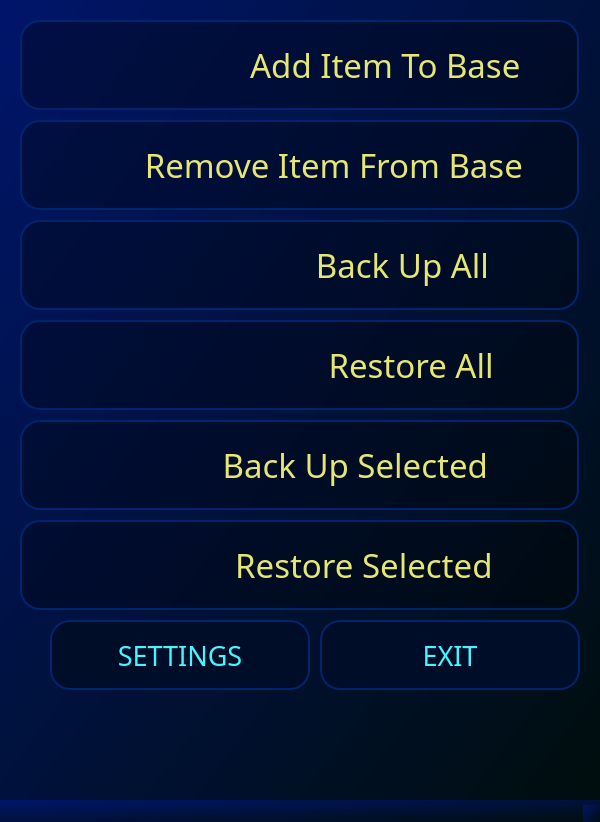
This is ui/ui_MainWindow.ui in il721/EasyBack as Qt 5 draws it before an edit. The edited form follows.
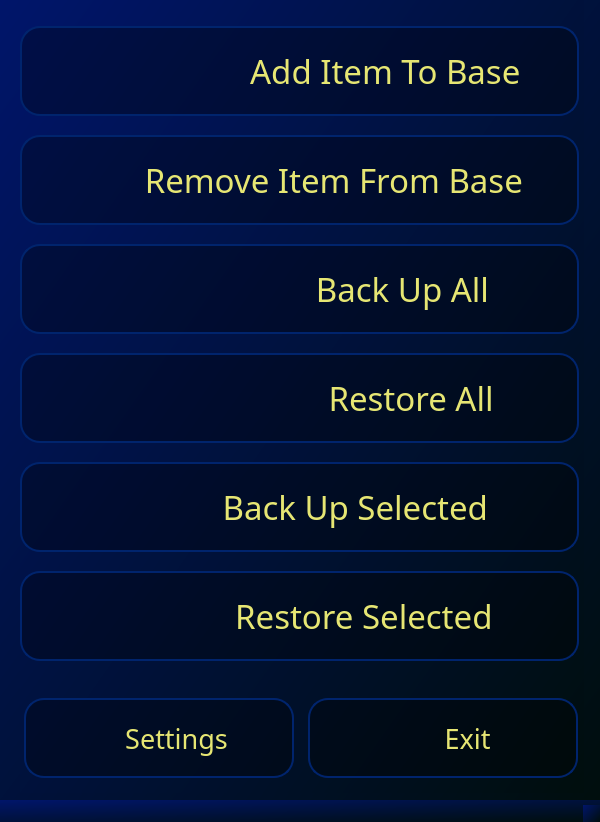
This is the edited form. Icons and pictures are not drawn.

Patch:
```diff
--- a/ui/ui_MainWindow.ui
+++ b/ui/ui_MainWindow.ui
@@ -47,6 +47,10 @@
 border: 2px solid;
 background-color: rgba(4, 7, 208, 100);
 border-color: rgb(170, 170 ,170);
+}
+
+page {
+background-color: qlineargradient(spread:pad, x1:0, y1:0, x2:1, y2:1, stop:0 rgba(0, 21, 106, 255), stop:1 rgba(0, 14, 13, 255));
 }</string>
   </property>
   <widget class="QWidget" name="centralwidget">
@@ -65,76 +69,24 @@
    <property name="styleSheet">
     <string notr="true"/>
    </property>
-   <widget class="QPushButton" name="backup_all">
-    <property name="enabled">
-     <bool>true</bool>
-    </property>
+   <widget class="QWidget" name="layoutWidget">
     <property name="geometry">
      <rect>
       <x>20</x>
-      <y>220</y>
-      <width>559</width>
-      <height>90</height>
+      <y>-10</y>
+      <width>564</width>
+      <height>803</height>
      </rect>
     </property>
-    <property name="sizePolicy">
-     <sizepolicy hsizetype="Maximum" vsizetype="Maximum">
-      <horstretch>0</horstretch>
-      <verstretch>0</verstretch>
-     </sizepolicy>
-    </property>
-    <property name="minimumSize">
-     <size>
-      <width>559</width>
-      <height>90</height>
-     </size>
-    </property>
-    <property name="maximumSize">
-     <size>
-      <width>559</width>
-      <height>45</height>
-     </size>
-    </property>
-    <property name="font">
-     <font>
-      <family>Lexend Light</family>
-      <pointsize>25</pointsize>
-      <italic>false</italic>
-      <bold>false</bold>
-     </font>
-    </property>
-    <property name="layoutDirection">
-     <enum>Qt::LeftToRight</enum>
-    </property>
-    <property name="styleSheet">
-     <string notr="true"/>
-    </property>
-    <property name="text">
-     <string>                        Back Up All</string>
-    </property>
-    <property name="icon">
-     <iconset resource="main_rc_rc.qrc">
-      <normaloff>:/icons/icons/safe_in_all.svg</normaloff>:/icons/icons/safe_in_all.svg</iconset>
-    </property>
-    <property name="iconSize">
-     <size>
-      <width>115</width>
-      <height>115</height>
-     </size>
-    </property>
-   </widget>
+    <layout class="QVBoxLayout" name="verticalLayout_2">
+     <property name="spacing">
+      <number>5</number>
+     </property>
+     <item>
    <widget class="QPushButton" name="add_item">
     <property name="enabled">
      <bool>true</bool>
     </property>
-    <property name="geometry">
-     <rect>
-      <x>20</x>
-      <y>20</y>
-      <width>559</width>
-      <height>90</height>
-     </rect>
-    </property>
     <property name="sizePolicy">
      <sizepolicy hsizetype="Maximum" vsizetype="Maximum">
       <horstretch>0</horstretch>
@@ -181,18 +133,12 @@
      </size>
     </property>
    </widget>
+     </item>
+     <item>
    <widget class="QPushButton" name="remove_item">
     <property name="enabled">
      <bool>true</bool>
     </property>
-    <property name="geometry">
-     <rect>
-      <x>20</x>
-      <y>120</y>
-      <width>559</width>
-      <height>90</height>
-     </rect>
-    </property>
     <property name="sizePolicy">
      <sizepolicy hsizetype="Maximum" vsizetype="Maximum">
       <horstretch>0</horstretch>
@@ -239,18 +185,64 @@
      </size>
     </property>
    </widget>
+     </item>
+     <item>
+      <widget class="QPushButton" name="backup_all">
+       <property name="enabled">
+        <bool>true</bool>
+       </property>
+       <property name="sizePolicy">
+        <sizepolicy hsizetype="Maximum" vsizetype="Maximum">
+         <horstretch>0</horstretch>
+         <verstretch>0</verstretch>
+        </sizepolicy>
+       </property>
+       <property name="minimumSize">
+        <size>
+         <width>559</width>
+         <height>90</height>
+        </size>
+       </property>
+       <property name="maximumSize">
+        <size>
+         <width>559</width>
+         <height>45</height>
+        </size>
+       </property>
+       <property name="font">
+        <font>
+         <family>Lexend Light</family>
+         <pointsize>25</pointsize>
+         <italic>false</italic>
+         <bold>false</bold>
+        </font>
+       </property>
+       <property name="layoutDirection">
+        <enum>Qt::LeftToRight</enum>
+       </property>
+       <property name="styleSheet">
+        <string notr="true"/>
+       </property>
+       <property name="text">
+        <string>                        Back Up All</string>
+       </property>
+       <property name="icon">
+        <iconset resource="main_rc.qrc">
+         <normaloff>:/icons/icons/safe_in_all.svg</normaloff>:/icons/icons/safe_in_all.svg</iconset>
+       </property>
+       <property name="iconSize">
+        <size>
+         <width>115</width>
+         <height>115</height>
+        </size>
+       </property>
+      </widget>
+     </item>
+     <item>
    <widget class="QPushButton" name="restore_all">
     <property name="enabled">
      <bool>true</bool>
     </property>
-    <property name="geometry">
-     <rect>
-      <x>20</x>
-      <y>320</y>
-      <width>559</width>
-      <height>90</height>
-     </rect>
-    </property>
     <property name="sizePolicy">
      <sizepolicy hsizetype="Maximum" vsizetype="Maximum">
       <horstretch>0</horstretch>
@@ -297,194 +289,12 @@
      </size>
     </property>
    </widget>
-   <widget class="QPushButton" name="settings">
-    <property name="enabled">
-     <bool>true</bool>
-    </property>
-    <property name="geometry">
-     <rect>
-      <x>50</x>
-      <y>620</y>
-      <width>260</width>
-      <height>70</height>
-     </rect>
-    </property>
-    <property name="sizePolicy">
-     <sizepolicy hsizetype="Maximum" vsizetype="Maximum">
-      <horstretch>0</horstretch>
-      <verstretch>0</verstretch>
-     </sizepolicy>
-    </property>
-    <property name="minimumSize">
-     <size>
-      <width>260</width>
-      <height>70</height>
-     </size>
-    </property>
-    <property name="maximumSize">
-     <size>
-      <width>260</width>
-      <height>70</height>
-     </size>
-    </property>
-    <property name="font">
-     <font>
-      <family>Lexend Light</family>
-      <pointsize>20</pointsize>
-      <italic>false</italic>
-      <bold>false</bold>
-     </font>
-    </property>
-    <property name="layoutDirection">
-     <enum>Qt::LeftToRight</enum>
-    </property>
-    <property name="styleSheet">
-     <string notr="true">border: 2px solid rgb(0, 36, 109);
-color: rgb(69, 246, 255);
-
-background-color: rgb(0, 13, 40);
-border-color: rgb(0, 36, 109);
-border-radius: 20px;</string>
-    </property>
-    <property name="text">
-     <string>SETTINGS</string>
-    </property>
-    <property name="iconSize">
-     <size>
-      <width>42</width>
-      <height>42</height>
-     </size>
-    </property>
-   </widget>
-   <widget class="QPushButton" name="exit">
-    <property name="enabled">
-     <bool>true</bool>
-    </property>
-    <property name="geometry">
-     <rect>
-      <x>320</x>
-      <y>620</y>
-      <width>260</width>
-      <height>70</height>
-     </rect>
-    </property>
-    <property name="sizePolicy">
-     <sizepolicy hsizetype="Maximum" vsizetype="Maximum">
-      <horstretch>0</horstretch>
-      <verstretch>0</verstretch>
-     </sizepolicy>
-    </property>
-    <property name="minimumSize">
-     <size>
-      <width>260</width>
-      <height>70</height>
-     </size>
-    </property>
-    <property name="maximumSize">
-     <size>
-      <width>260</width>
-      <height>70</height>
-     </size>
-    </property>
-    <property name="font">
-     <font>
-      <family>Lexend Light</family>
-      <pointsize>20</pointsize>
-      <italic>false</italic>
-      <bold>false</bold>
-     </font>
-    </property>
-    <property name="layoutDirection">
-     <enum>Qt::LeftToRight</enum>
-    </property>
-    <property name="styleSheet">
-     <string notr="true">border: 2px solid rgb(0, 36, 109);
-color: rgb(69, 246, 255);
-
-background-color: rgb(0, 13, 40);
-border-color: rgb(0, 36, 109);
-border-radius: 20px;</string>
-    </property>
-    <property name="text">
-     <string>EXIT</string>
-    </property>
-    <property name="iconSize">
-     <size>
-      <width>42</width>
-      <height>42</height>
-     </size>
-    </property>
-   </widget>
-   <widget class="QPushButton" name="restore_selected">
-    <property name="enabled">
-     <bool>true</bool>
-    </property>
-    <property name="geometry">
-     <rect>
-      <x>20</x>
-      <y>520</y>
-      <width>559</width>
-      <height>90</height>
-     </rect>
-    </property>
-    <property name="sizePolicy">
-     <sizepolicy hsizetype="Maximum" vsizetype="Maximum">
-      <horstretch>0</horstretch>
-      <verstretch>0</verstretch>
-     </sizepolicy>
-    </property>
-    <property name="minimumSize">
-     <size>
-      <width>559</width>
-      <height>90</height>
-     </size>
-    </property>
-    <property name="maximumSize">
-     <size>
-      <width>559</width>
-      <height>45</height>
-     </size>
-    </property>
-    <property name="font">
-     <font>
-      <family>Lexend Light</family>
-      <pointsize>25</pointsize>
-      <italic>false</italic>
-      <bold>false</bold>
-     </font>
-    </property>
-    <property name="layoutDirection">
-     <enum>Qt::LeftToRight</enum>
-    </property>
-    <property name="styleSheet">
-     <string notr="true"/>
-    </property>
-    <property name="text">
-     <string>               Restore Selected</string>
-    </property>
-    <property name="icon">
-     <iconset resource="main_rc_rc.qrc">
-      <normaloff>:/icons/icons/restore_selected.svg</normaloff>:/icons/icons/restore_selected.svg</iconset>
-    </property>
-    <property name="iconSize">
-     <size>
-      <width>110</width>
-      <height>110</height>
-     </size>
-    </property>
-   </widget>
+     </item>
+     <item>
    <widget class="QPushButton" name="backup_selected">
     <property name="enabled">
      <bool>true</bool>
     </property>
-    <property name="geometry">
-     <rect>
-      <x>20</x>
-      <y>420</y>
-      <width>559</width>
-      <height>90</height>
-     </rect>
-    </property>
     <property name="sizePolicy">
      <sizepolicy hsizetype="Maximum" vsizetype="Maximum">
       <horstretch>0</horstretch>
@@ -531,6 +341,179 @@
      </size>
     </property>
    </widget>
+     </item>
+     <item>
+      <widget class="QPushButton" name="restore_selected">
+       <property name="enabled">
+        <bool>true</bool>
+       </property>
+       <property name="sizePolicy">
+        <sizepolicy hsizetype="Maximum" vsizetype="Maximum">
+         <horstretch>0</horstretch>
+         <verstretch>0</verstretch>
+        </sizepolicy>
+       </property>
+       <property name="minimumSize">
+        <size>
+         <width>559</width>
+         <height>90</height>
+        </size>
+       </property>
+       <property name="maximumSize">
+        <size>
+         <width>559</width>
+         <height>45</height>
+        </size>
+       </property>
+       <property name="font">
+        <font>
+         <family>Lexend Light</family>
+         <pointsize>25</pointsize>
+         <italic>false</italic>
+         <bold>false</bold>
+        </font>
+       </property>
+       <property name="layoutDirection">
+        <enum>Qt::LeftToRight</enum>
+       </property>
+       <property name="styleSheet">
+        <string notr="true"/>
+       </property>
+       <property name="text">
+        <string>               Restore Selected</string>
+       </property>
+       <property name="icon">
+        <iconset resource="main_rc.qrc">
+         <normaloff>:/icons/icons/restore_selected.svg</normaloff>:/icons/icons/restore_selected.svg</iconset>
+       </property>
+       <property name="iconSize">
+        <size>
+         <width>110</width>
+         <height>110</height>
+        </size>
+       </property>
+      </widget>
+     </item>
+     <item>
+      <layout class="QHBoxLayout" name="horizontalLayout">
+       <property name="spacing">
+        <number>10</number>
+       </property>
+       <property name="sizeConstraint">
+        <enum>QLayout::SetDefaultConstraint</enum>
+       </property>
+       <property name="topMargin">
+        <number>40</number>
+       </property>
+       <item>
+        <widget class="QPushButton" name="settings">
+         <property name="enabled">
+          <bool>true</bool>
+         </property>
+         <property name="sizePolicy">
+          <sizepolicy hsizetype="Maximum" vsizetype="Maximum">
+           <horstretch>0</horstretch>
+           <verstretch>0</verstretch>
+          </sizepolicy>
+         </property>
+         <property name="minimumSize">
+          <size>
+           <width>270</width>
+           <height>80</height>
+          </size>
+         </property>
+         <property name="maximumSize">
+          <size>
+           <width>270</width>
+           <height>80</height>
+          </size>
+         </property>
+         <property name="font">
+          <font>
+           <family>Lexend Light</family>
+           <pointsize>20</pointsize>
+           <italic>false</italic>
+           <bold>false</bold>
+          </font>
+         </property>
+         <property name="layoutDirection">
+          <enum>Qt::LeftToRight</enum>
+         </property>
+         <property name="styleSheet">
+          <string notr="true">
+</string>
+         </property>
+         <property name="text">
+          <string>     Settings</string>
+         </property>
+         <property name="icon">
+          <iconset resource="main_rc.qrc">
+           <normaloff>:/icons/icons/settings.svg</normaloff>:/icons/icons/settings.svg</iconset>
+         </property>
+         <property name="iconSize">
+          <size>
+           <width>65</width>
+           <height>65</height>
+          </size>
+         </property>
+        </widget>
+       </item>
+       <item>
+        <widget class="QPushButton" name="exit">
+         <property name="enabled">
+          <bool>true</bool>
+         </property>
+         <property name="sizePolicy">
+          <sizepolicy hsizetype="Maximum" vsizetype="Maximum">
+           <horstretch>0</horstretch>
+           <verstretch>0</verstretch>
+          </sizepolicy>
+         </property>
+         <property name="minimumSize">
+          <size>
+           <width>270</width>
+           <height>80</height>
+          </size>
+         </property>
+         <property name="maximumSize">
+          <size>
+           <width>270</width>
+           <height>80</height>
+          </size>
+         </property>
+         <property name="font">
+          <font>
+           <family>Lexend Light</family>
+           <pointsize>20</pointsize>
+           <italic>false</italic>
+           <bold>false</bold>
+          </font>
+         </property>
+         <property name="layoutDirection">
+          <enum>Qt::LeftToRight</enum>
+         </property>
+         <property name="styleSheet">
+          <string notr="true"/>
+         </property>
+         <property name="text">
+          <string>       Exit</string>
+         </property>
+         <property name="icon">
+          <iconset resource="main_rc.qrc">
+           <normaloff>:/icons/icons/exit.svg</normaloff>:/icons/icons/exit.svg</iconset>
+         </property>
+         <property name="iconSize">
+          <size>
+           <width>90</width>
+           <height>90</height>
+          </size>
+         </property>
+        </widget>
+       </item>
+      </layout>
+     </item>
+    </layout>
+   </widget>
   </widget>
   <widget class="QMenuBar" name="menubar">
    <property name="geometry">
```
Left out of the diff: 10 changed lines with no effect on the pictures. Lines whose indentation alone changed are shown as unchanged.
